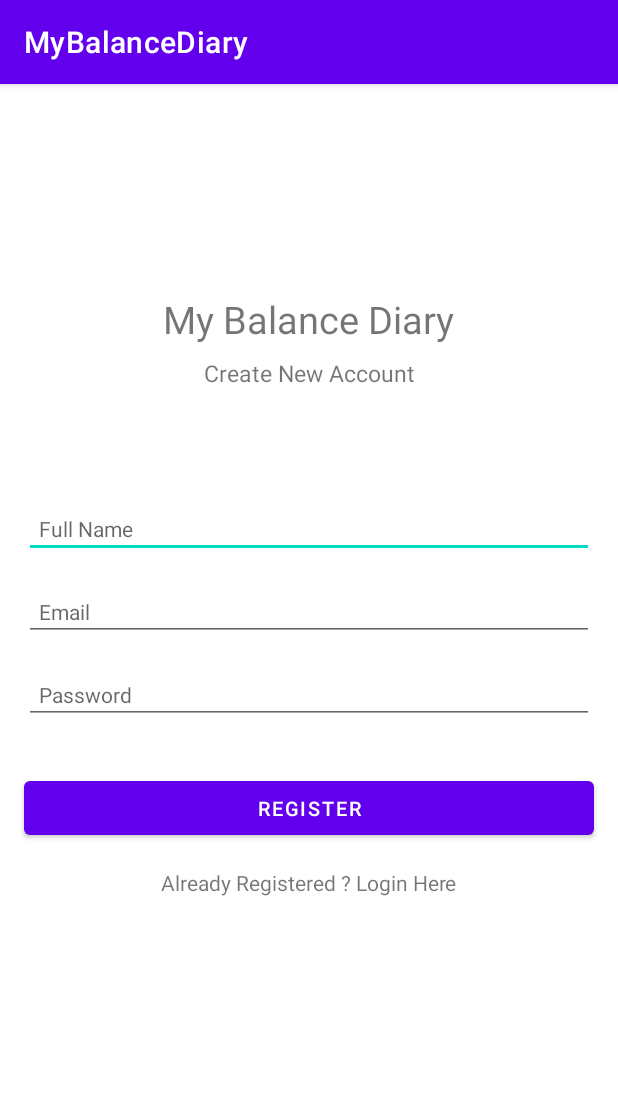
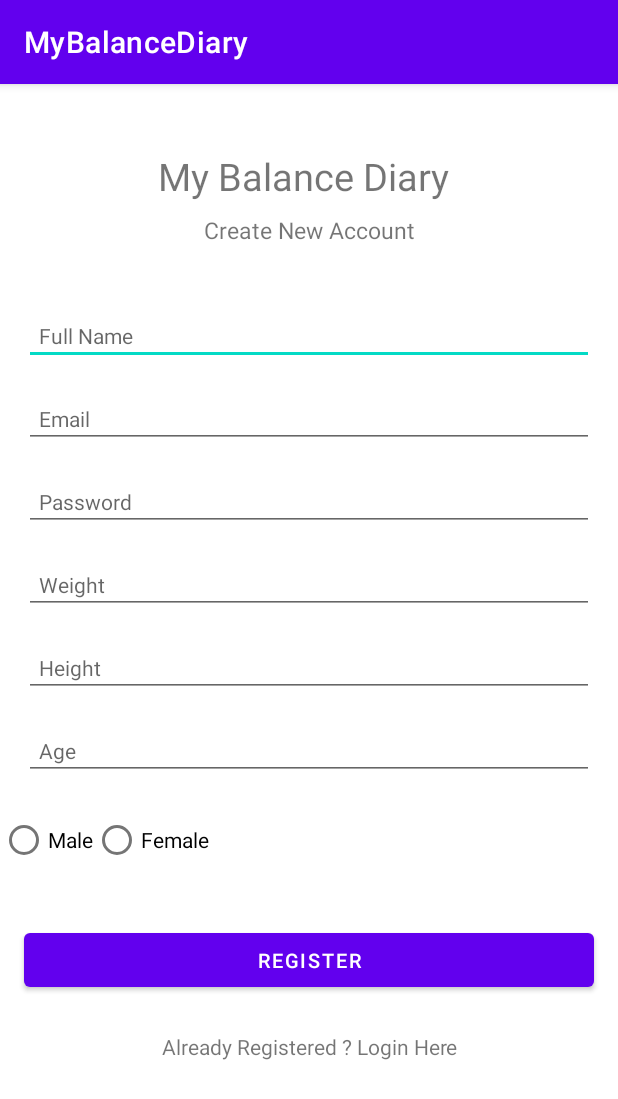
Before and after one commit to AsiptsovaMaksimenka/MyBalanceDiary, an Android app: the RegisterActivity screen opened directly, with no data from a screen before it, on a phone screen of 412 x 824 dp. Shown: the top 1099 px of the screen. Run offline under Robolectric (Android 15) with nearby library versions, the phone set to English and light mode, and no system bars; our stand-ins replace Firebase (no records; nobody signed in at launch, a user with empty details on screens opened directly); 1 statement that could not run was skipped.

Commit message:
Update activity_register.xml

```diff
--- a/app/src/main/res/layout/activity_register.xml
+++ b/app/src/main/res/layout/activity_register.xml
@@ -12,9 +12,10 @@
         android:textSize="25sp"
         app:layout_constraintBottom_toBottomOf="parent"
         app:layout_constraintEnd_toEndOf="parent"
+        app:layout_constraintHorizontal_bias="0.484"
         app:layout_constraintStart_toStartOf="parent"
         app:layout_constraintTop_toTopOf="parent"
-        app:layout_constraintVertical_bias="0.19" />
+        app:layout_constraintVertical_bias="0.06" />
 
     <TextView
         android:id="@+id/textView2"
@@ -33,6 +34,7 @@
         android:layout_height="wrap_content"
         android:layout_marginStart="16dp"
         android:layout_marginEnd="16dp"
+        android:autofillHints=""
         android:ems="10"
         android:hint="Full Name"
         android:inputType="textPersonName"
@@ -40,10 +42,10 @@
         android:textSize="14sp"
         app:layout_constraintBottom_toBottomOf="parent"
         app:layout_constraintEnd_toEndOf="parent"
+        app:layout_constraintHorizontal_bias="0.0"
         app:layout_constraintStart_toStartOf="parent"
         app:layout_constraintTop_toBottomOf="@+id/textView2"
-        app:layout_constraintVertical_bias="0.13999999"
-        android:autofillHints="" />
+        app:layout_constraintVertical_bias="0.064" />
 
     <EditText
         android:id="@+id/Email"
@@ -79,6 +81,97 @@
         app:layout_constraintTop_toBottomOf="@+id/Email"
         android:autofillHints="" />
 
+    <EditText
+        android:id="@+id/weightInput"
+        android:layout_width="0dp"
+        android:layout_height="wrap_content"
+        android:layout_marginStart="16dp"
+        android:layout_marginTop="16dp"
+        android:layout_marginEnd="16dp"
+        android:ems="10"
+        android:hint="Weight"
+        android:padding="10dp"
+        android:textSize="14sp"
+        android:inputType="number"
+        app:layout_constraintEnd_toEndOf="parent"
+        app:layout_constraintStart_toStartOf="parent"
+        app:layout_constraintTop_toBottomOf="@+id/password"
+         />
+    <EditText
+        android:id="@+id/heightInput"
+        android:layout_width="0dp"
+        android:layout_height="wrap_content"
+        android:layout_marginStart="16dp"
+        android:layout_marginTop="16dp"
+        android:layout_marginEnd="16dp"
+        android:ems="10"
+        android:hint="Height"
+        android:padding="10dp"
+        android:textSize="14sp"
+        android:inputType="number"
+        app:layout_constraintEnd_toEndOf="parent"
+        app:layout_constraintStart_toStartOf="parent"
+        app:layout_constraintTop_toBottomOf="@+id/weightInput"
+        />
+
+    <EditText
+        android:id="@+id/ageInput"
+        android:layout_width="0dp"
+        android:layout_height="wrap_content"
+        android:layout_marginStart="16dp"
+        android:layout_marginTop="16dp"
+        android:layout_marginEnd="16dp"
+        android:ems="10"
+        android:hint="Age"
+        android:padding="10dp"
+        android:textSize="14sp"
+        android:inputType="number"
+        app:layout_constraintEnd_toEndOf="parent"
+        app:layout_constraintStart_toStartOf="parent"
+        app:layout_constraintTop_toBottomOf="@+id/heightInput"
+        />
+
+    <RadioGroup
+        android:id="@+id/genderGroup"
+        android:layout_width="0dp"
+        android:layout_height="wrap_content"
+        android:layout_alignParentEnd="true"
+        android:layout_marginTop="16dp"
+        android:orientation="horizontal"
+        app:layout_constraintEnd_toEndOf="parent"
+        app:layout_constraintStart_toStartOf="parent"
+        app:layout_constraintTop_toBottomOf="@+id/ageInput">
+
+        <RadioButton
+            android:id="@+id/maleRadio"
+            android:layout_width="wrap_content"
+            android:layout_height="wrap_content"
+            android:orientation="horizontal"
+            android:text="Male"
+            android:textSize="14sp"
+            app:layout_constraintEnd_toEndOf="parent"
+            app:layout_constraintStart_toStartOf="parent"
+            app:layout_constraintTop_toBottomOf="@+id/ageInput"
+
+
+            />
+
+        <RadioButton
+            android:id="@+id/femaleRadio"
+            android:layout_width="wrap_content"
+            android:layout_height="wrap_content"
+            android:text="Female"
+            android:textSize="14sp"
+            android:orientation="horizontal"
+            app:layout_constraintEnd_toEndOf="parent"
+            app:layout_constraintStart_toStartOf="parent"
+            app:layout_constraintTop_toBottomOf="@+id/ageInput"/>
+
+
+    </RadioGroup>
+
+
+
 
     <Button
         android:id="@+id/registerBtn"
@@ -91,15 +184,17 @@
         android:textSize="13sp"
         app:layout_constraintEnd_toEndOf="parent"
         app:layout_constraintStart_toStartOf="parent"
-        app:layout_constraintTop_toBottomOf="@+id/password" />
+        app:layout_constraintTop_toBottomOf="@+id/genderGroup" />
+
 
     <TextView
         android:id="@+id/createText"
         android:layout_width="wrap_content"
         android:layout_height="wrap_content"
-        android:layout_marginTop="16dp"
+        android:layout_marginTop="24dp"
         android:text="Already Registered ? Login Here"
         app:layout_constraintEnd_toEndOf="parent"
+        app:layout_constraintHorizontal_bias="0.502"
         app:layout_constraintStart_toStartOf="parent"
         app:layout_constraintTop_toBottomOf="@+id/registerBtn" />
 
```
